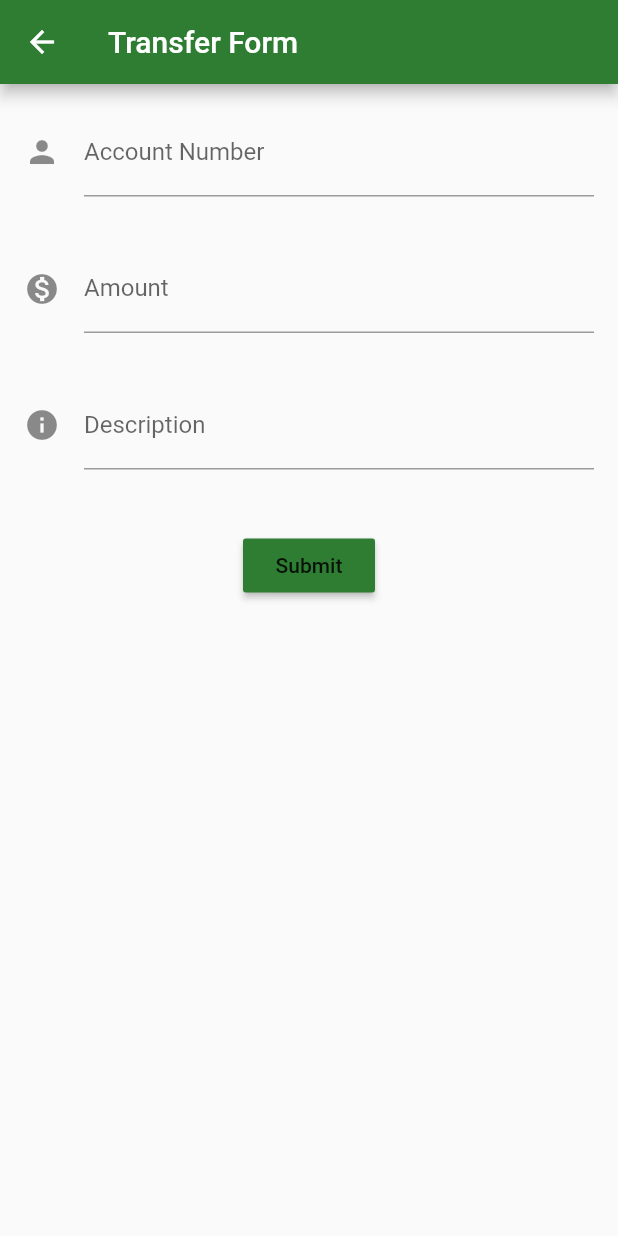
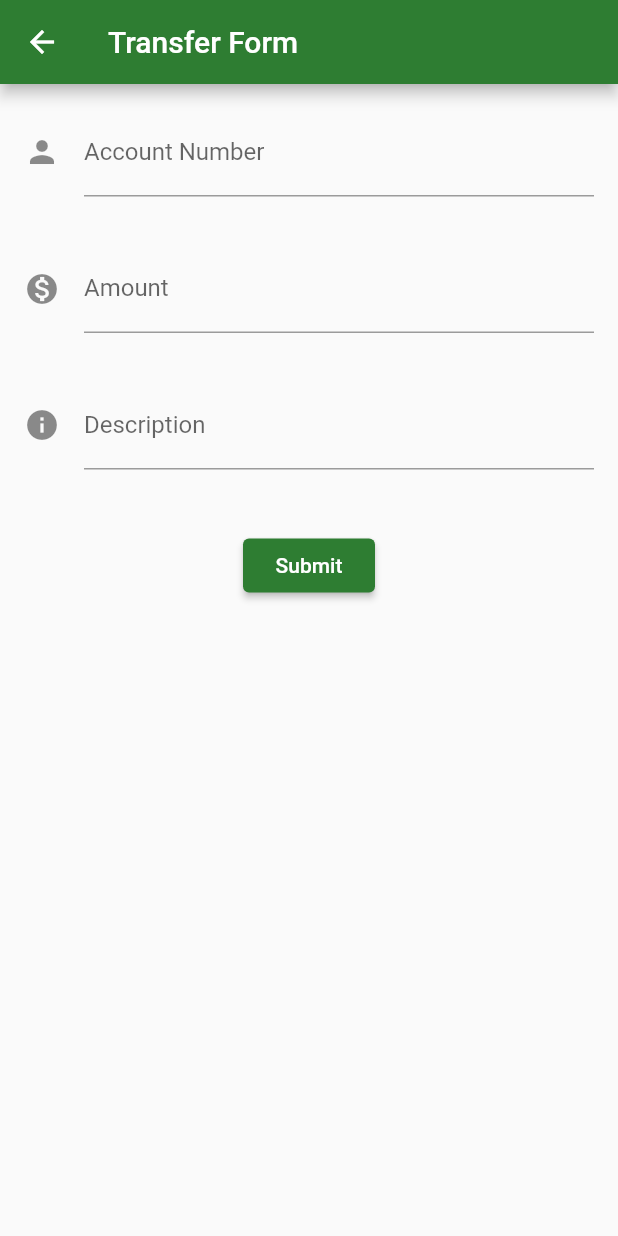
Before and after one commit to bc-maia/byte_bank, a Flutter app: the screen it shows after launch, after a tap on the "add" icon, on a phone screen of 412 x 824 dp. Run offline on Flutter 3.47's test engine with Material 2 defaults, Android fonts, the phone set to English and light mode, and no system bars.

Commit message:
update - project color theme

```diff
--- a/lib/main.dart
+++ b/lib/main.dart
@@ -2,8 +2,6 @@ import 'package:flutter/material.dart';
 import 'package:meta/meta.dart';
 
 void main() => runApp(BankApp());
-
-Color _greenTheme = Colors.green[800];
 
 class BankApp extends StatelessWidget {
   @override
@@ -11,6 +9,12 @@ class BankApp extends StatelessWidget {
     return MaterialApp(
       debugShowCheckedModeBanner: true,
       home: TransferList(),
+      theme: ThemeData(
+          primaryColor: Colors.green[800],
+          accentColor: Colors.green[400],
+          buttonTheme: ButtonThemeData(
+              textTheme: ButtonTextTheme.primary,
+              buttonColor: Colors.green[800])),
     );
   }
 }
@@ -29,8 +33,7 @@ class _TransferFormState extends State<TransferForm> {
   Widget build(BuildContext context) {
     return Scaffold(
       // key: globalKey,
-      appBar:
-          AppBar(backgroundColor: _greenTheme, title: Text('Transfer Form')),
+      appBar: AppBar(title: Text('Transfer Form')),
       body: SingleChildScrollView(
         child: Column(
           children: <Widget>[
@@ -56,7 +59,6 @@ class _TransferFormState extends State<TransferForm> {
               heightFactor: 2,
               child: RaisedButton(
                 child: Text('Submit'),
-                color: _greenTheme,
                 padding:
                     const EdgeInsets.symmetric(vertical: 8.0, horizontal: 16.0),
                 onPressed: () => _createNewTransfer(context),
@@ -121,7 +123,7 @@ class _TransferListState extends State<TransferList> {
   @override
   Widget build(BuildContext context) {
     return Scaffold(
-      appBar: AppBar(title: Text('Transfers'), backgroundColor: _greenTheme),
+      appBar: AppBar(title: Text('Transfers')),
       body: ListView.builder(
         itemCount: widget._transfers.length,
         itemBuilder: (context, index) {
@@ -131,11 +133,9 @@ class _TransferListState extends State<TransferList> {
       ),
       floatingActionButton: FloatingActionButton(
           onPressed: () {
-            final Future<Transfer> future = Navigator.push(
-                context,
-                MaterialPageRoute(
-                  builder: (context) => TransferForm(),
-                ));
+            final Future<Transfer> future = Navigator.push(context,
+                MaterialPageRoute(builder: (context) => TransferForm()));
+
             future.then((newTransfer) {
               Future.delayed(Duration(seconds: 1), () {
                 if (newTransfer != null)
@@ -143,7 +143,6 @@ class _TransferListState extends State<TransferList> {
               });
             });
           },
-          backgroundColor: _greenTheme,
           child: Icon(Icons.add)),
     );
   }
```
